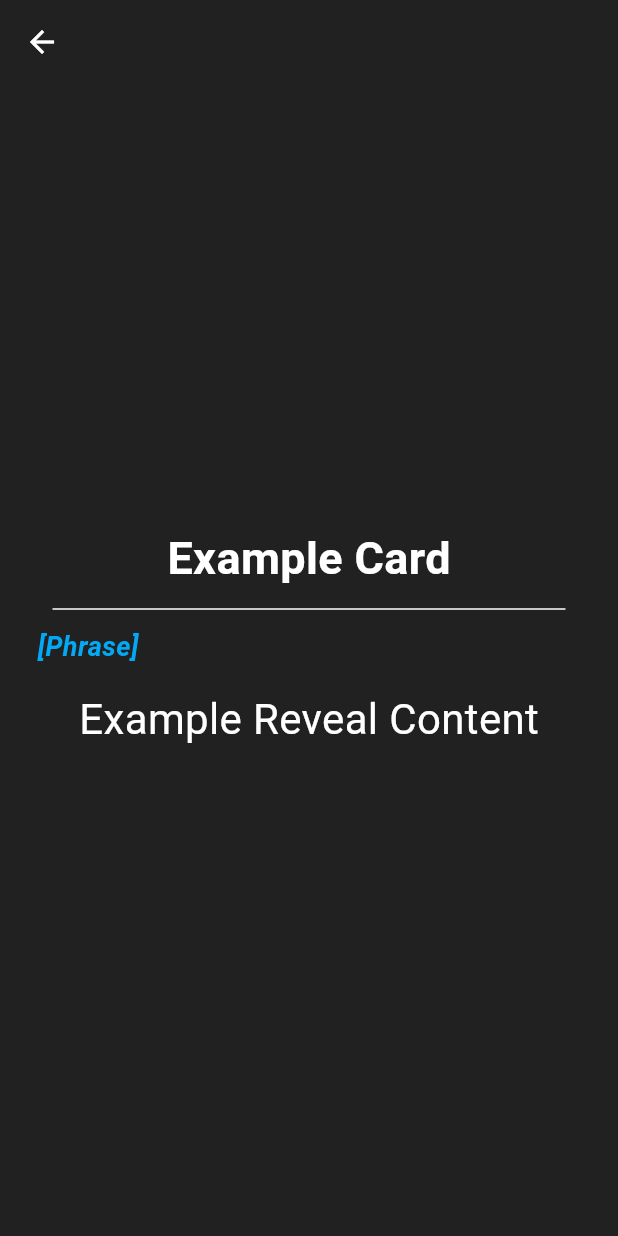
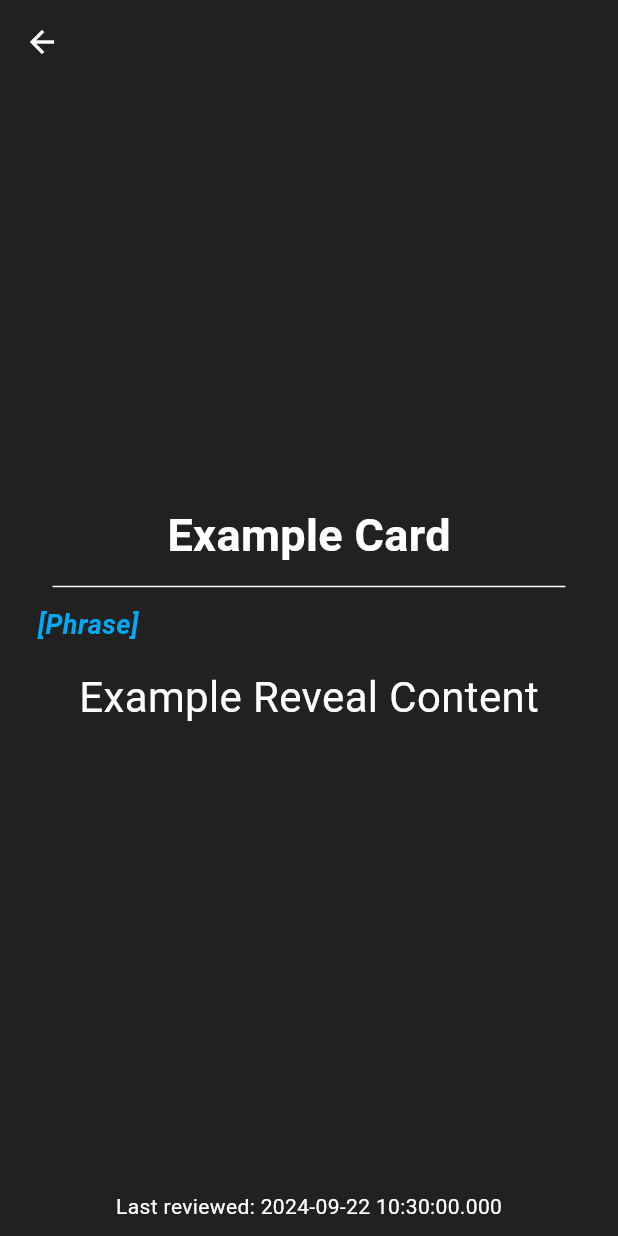
Before and after one commit to TheBeville/sr_language_tool, a Flutter app: the LanguageOverviewPage screen opened directly with empty values, after a tap on "Example Card", on a phone screen of 412 x 824 dp. Run offline on Flutter 3.47's test engine with Material 3 defaults, Android fonts, the phone set to English and light mode, and no system bars; our stand-ins replace drift, drift_flutter, get_it; accounts and stored records are empty; generated files the repository leaves out were written again.

Commit message:
Change to dB, card creation
DateTime columns no longer nullable, default given on card creation

```diff
--- a/lib/models/database.dart
+++ b/lib/models/database.dart
@@ -13,8 +13,8 @@ class Cards extends Table {
   TextColumn get exampleUsage => text().nullable()();
   TextColumn get pluralForm => text().nullable()();
   TextColumn get gender => text().nullable()();
-  DateTimeColumn get lastReview => dateTime().nullable()();
-  DateTimeColumn get nextReviewDue => dateTime().nullable()();
+  DateTimeColumn get lastReview => dateTime()();
+  DateTimeColumn get nextReviewDue => dateTime()();
 }
 
 class Languages extends Table {
--- a/lib/pages/create_card_page.dart
+++ b/lib/pages/create_card_page.dart
@@ -40,6 +40,7 @@ class _CreateCardPageState extends State<CreateCardPage> {
   }
 
   // TODO: submit datetime for lastReview and nextReviewDue
+  // TODO: validation to prevent creation of duplicates
   void submitCardData() {
     dBService.createCard(
       language: languageController.text,
@@ -54,6 +55,8 @@ class _CreateCardPageState extends State<CreateCardPage> {
       exampleUsage: exampleUsageController.text.isEmpty
           ? null
           : exampleUsageController.text,
+      lastReview: DateTime.now(),
+      nextReviewDue: DateTime.now().add(const Duration(minutes: 15)),
     );
   }
 
--- a/lib/pages/language_overview_page.dart
+++ b/lib/pages/language_overview_page.dart
@@ -71,9 +71,21 @@ class _LanguageOverviewPageState extends State<LanguageOverviewPage> {
                       return Column(
                         children: [
                           ListTile(
-                            title: Text(
-                              card.frontContent,
-                              style: const TextStyle(fontSize: 18),
+                            title: Row(
+                              mainAxisAlignment: MainAxisAlignment.spaceBetween,
+                              children: [
+                                Text(
+                                  card.frontContent,
+                                  style: const TextStyle(fontSize: 18),
+                                ),
+                                Text(
+                                  'Due: ${card.nextReviewDue.day}/${card.nextReviewDue.month}/${card.nextReviewDue.year}',
+                                  style: const TextStyle(
+                                    color: Colors.red,
+                                    fontSize: 18,
+                                  ),
+                                ),
+                              ],
                             ),
                             minVerticalPadding: 0,
                             horizontalTitleGap: 0,
--- a/lib/pages/view_card_page.dart
+++ b/lib/pages/view_card_page.dart
@@ -30,6 +30,7 @@ class ViewCardPage extends StatelessWidget {
           crossAxisAlignment: CrossAxisAlignment.center,
           mainAxisAlignment: MainAxisAlignment.center,
           children: [
+            const Spacer(),
             Text(
               card.frontContent,
               style: const TextStyle(
@@ -88,6 +89,12 @@ class ViewCardPage extends StatelessWidget {
                       const SizedBox(height: 10),
                     ],
                   ),
+            const Spacer(),
+            Text(
+              'Last reviewed: ${card.lastReview}',
+              style: const TextStyle(fontSize: 14),
+            ),
+            const SizedBox(height: 10),
           ],
         ),
       ),
```
Also changed, not shown: lib/pages/home_view.dart (+42 -4 lines), lib/services/database_service.dart (+10 -4 lines), lib/models/database.g.dart.
